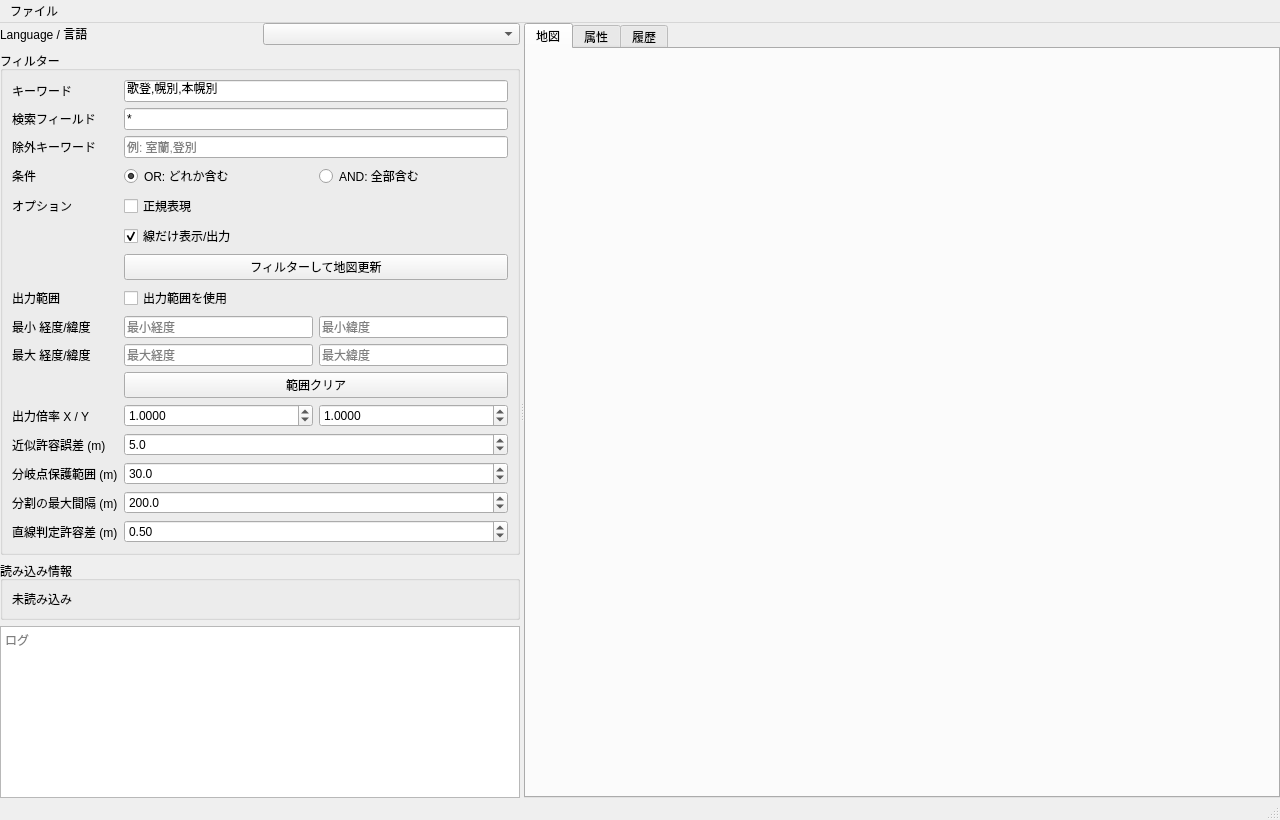
Before: the Qt Designer form ui/main_window.ui in Ikumyon/NRClipBuilder, drawn with Qt 5.
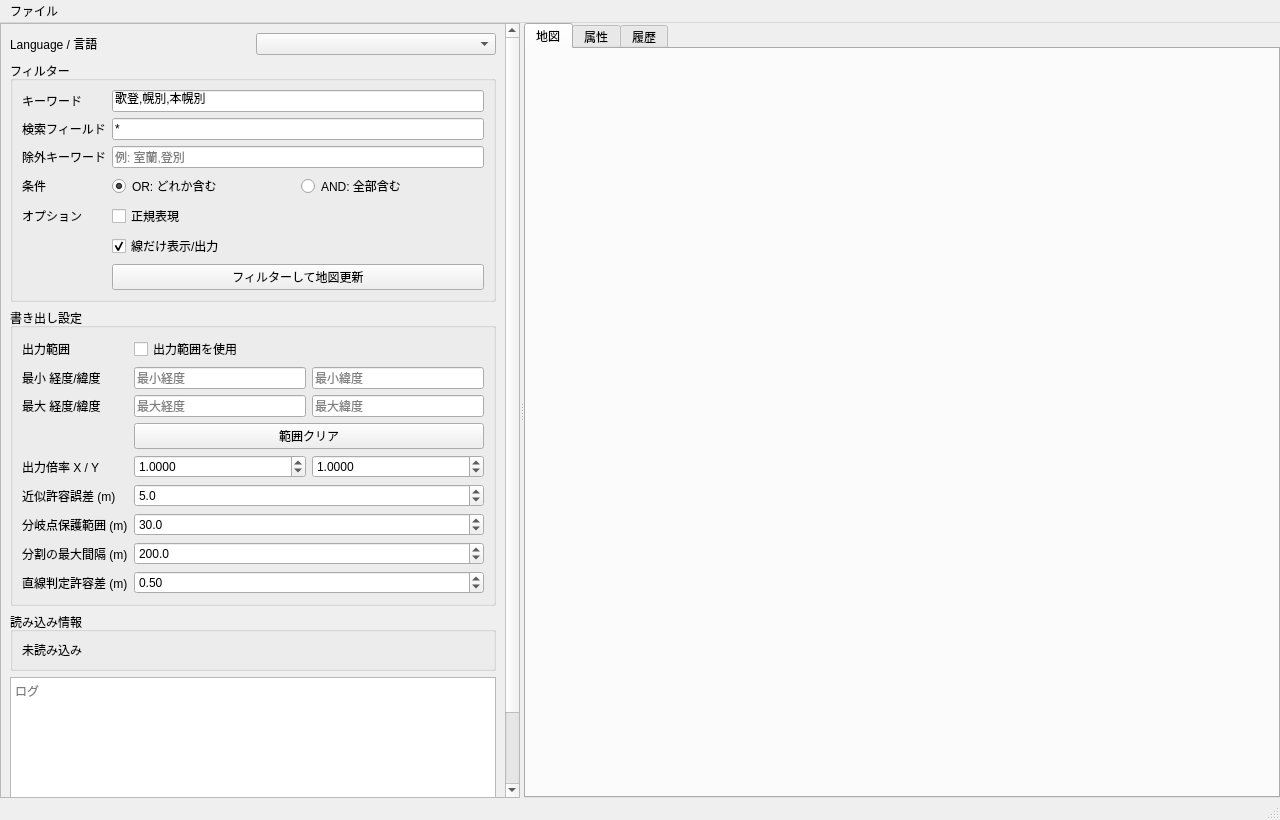
After: the same form once the commit is applied.

Commit message: 出力設定グループ

```diff
--- a/ui/main_window.ui
+++ b/ui/main_window.ui
@@ -32,8 +32,8 @@
       <property name="orientation">
        <enum>Qt::Horizontal</enum>
       </property>
-      <!-- Left Panel -->
-      <widget class="QWidget" name="leftPanel">
+      <!-- Left Panel Scroll Area -->
+      <widget class="QScrollArea" name="leftScrollArea">
        <property name="minimumSize">
         <size>
          <width>360</width>
@@ -46,7 +46,11 @@
          <height>16777215</height>
         </size>
        </property>
-       <layout class="QVBoxLayout" name="leftLayout">
+       <property name="widgetResizable">
+        <bool>true</bool>
+       </property>
+       <widget class="QWidget" name="leftPanel">
+        <layout class="QVBoxLayout" name="leftLayout">
         <!-- Language Selector Group -->
         <item>
          <widget class="QWidget" name="lang_container" native="true">
@@ -205,15 +209,25 @@
              </property>
             </widget>
            </item>
+          </layout>
+         </widget>
+        </item>
+        <!-- Export Settings Group -->
+        <item>
+         <widget class="QGroupBox" name="export_group">
+          <property name="title">
+           <string>書き出し設定</string>
+          </property>
+          <layout class="QFormLayout" name="formLayout_export">
            <!-- BBox Toggle Row -->
-           <item row="7" column="0">
+           <item row="0" column="0">
             <widget class="QLabel" name="label_bbox">
              <property name="text">
               <string>出力範囲</string>
              </property>
             </widget>
            </item>
-           <item row="7" column="1">
+           <item row="0" column="1">
             <widget class="QCheckBox" name="use_bbox_check">
              <property name="text">
               <string>出力範囲を使用</string>
@@ -221,14 +235,14 @@
             </widget>
            </item>
            <!-- BBox Coordinates (Min Lon/Lat) -->
-           <item row="8" column="0">
+           <item row="1" column="0">
             <widget class="QLabel" name="label_bbox_min">
              <property name="text">
               <string>最小 経度/緯度</string>
              </property>
             </widget>
            </item>
-           <item row="8" column="1">
+           <item row="1" column="1">
             <widget class="QWidget" name="bbox_min_widget" native="true">
              <layout class="QHBoxLayout" name="bbox_min_layout">
               <property name="leftMargin"><number>0</number></property>
@@ -249,14 +263,14 @@
             </widget>
            </item>
            <!-- BBox Coordinates (Max Lon/Lat) -->
-           <item row="9" column="0">
+           <item row="2" column="0">
             <widget class="QLabel" name="label_bbox_max">
              <property name="text">
               <string>最大 経度/緯度</string>
              </property>
             </widget>
            </item>
-           <item row="9" column="1">
+           <item row="2" column="1">
             <widget class="QWidget" name="bbox_max_widget" native="true">
              <layout class="QHBoxLayout" name="bbox_max_layout">
               <property name="leftMargin"><number>0</number></property>
@@ -277,7 +291,7 @@
             </widget>
            </item>
            <!-- BBox Clear Button -->
-           <item row="10" column="1">
+           <item row="3" column="1">
             <widget class="QPushButton" name="clear_bbox_btn">
              <property name="text">
               <string>範囲クリア</string>
@@ -285,14 +299,14 @@
             </widget>
            </item>
            <!-- Scale adjustment Row -->
-           <item row="11" column="0">
+           <item row="4" column="0">
             <widget class="QLabel" name="label_scale">
              <property name="text">
               <string>出力倍率 X / Y</string>
              </property>
             </widget>
            </item>
-           <item row="11" column="1">
+           <item row="4" column="1">
             <widget class="QWidget" name="scale_widget" native="true">
              <layout class="QHBoxLayout" name="scale_layout">
               <property name="leftMargin"><number>0</number></property>
@@ -321,14 +335,14 @@
             </widget>
            </item>
            <!-- Spline Tolerance Row -->
-           <item row="12" column="0">
+           <item row="5" column="0">
             <widget class="QLabel" name="label_spline_tolerance">
              <property name="text">
               <string>近似許容誤差 (m)</string>
              </property>
             </widget>
            </item>
-           <item row="12" column="1">
+           <item row="5" column="1">
             <widget class="QDoubleSpinBox" name="spline_tolerance_spin">
              <property name="decimals">
               <number>1</number>
@@ -348,14 +362,14 @@
             </widget>
            </item>
            <!-- Junction Spacing Row -->
-           <item row="13" column="0">
+           <item row="6" column="0">
             <widget class="QLabel" name="label_junction_spacing">
              <property name="text">
               <string>分岐点保護範囲 (m)</string>
              </property>
             </widget>
            </item>
-           <item row="13" column="1">
+           <item row="6" column="1">
             <widget class="QDoubleSpinBox" name="junction_spacing_spin">
              <property name="decimals">
               <number>1</number>
@@ -375,14 +389,14 @@
             </widget>
            </item>
            <!-- Max Spacing Row -->
-           <item row="14" column="0">
+           <item row="7" column="0">
             <widget class="QLabel" name="label_max_spacing">
              <property name="text">
               <string>分割の最大間隔 (m)</string>
              </property>
             </widget>
            </item>
-           <item row="14" column="1">
+           <item row="7" column="1">
             <widget class="QDoubleSpinBox" name="max_spacing_spin">
              <property name="decimals">
               <number>1</number>
@@ -402,14 +416,14 @@
             </widget>
            </item>
            <!-- Straight Tolerance Row -->
-           <item row="15" column="0">
+           <item row="8" column="0">
             <widget class="QLabel" name="label_straight_tolerance">
              <property name="text">
               <string>直線判定許容差 (m)</string>
              </property>
             </widget>
            </item>
-           <item row="15" column="1">
+           <item row="8" column="1">
             <widget class="QDoubleSpinBox" name="straight_tolerance_spin">
              <property name="decimals">
               <number>2</number>
@@ -464,6 +478,7 @@
         </item>
        </layout>
       </widget>
+     </widget>
       <!-- Right Panel (Tabs) -->
       <widget class="QTabWidget" name="tabs">
        <property name="currentIndex">
```
The commit also changes 86 other files.
